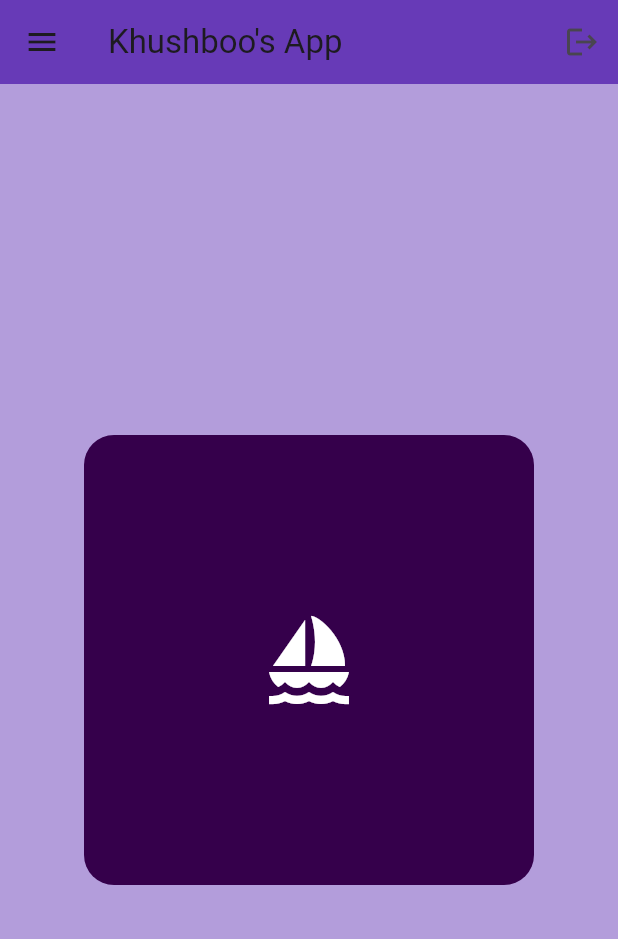
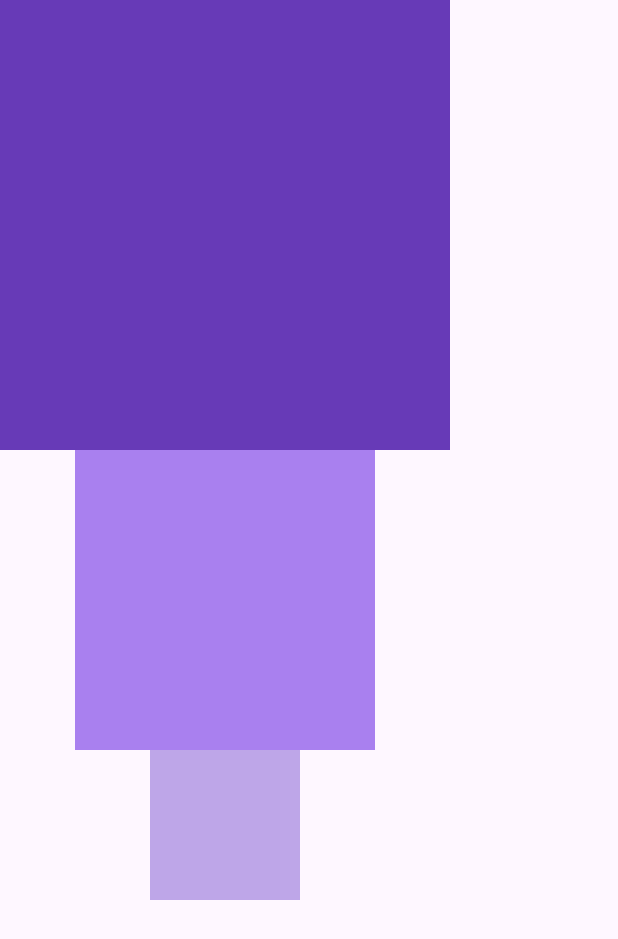
Before and after one commit to khushboojain01/flutterfly, a Flutter app: the screen it shows after launch, on a phone screen of 412 x 824 dp. Shown: the top 939 px of the screen. Run offline on Flutter 3.47's test engine with Material 3 defaults, Android fonts, the phone set to English and light mode, and no system bars.

Commit message:
Using columns and rows

```diff
--- a/lib/main.dart
+++ b/lib/main.dart
@@ -15,32 +15,28 @@
     return MaterialApp(
       debugShowCheckedModeBanner: false, // Removes the debug banner on UI
       home: Scaffold(
-        backgroundColor: Colors.deepPurple[200],
-        appBar: AppBar(
-          title: Text("Khushboo's App"),
-          backgroundColor: Colors.deepPurple,
-          elevation: 0,
-          leading:Icon(Icons.menu),
-          actions: [
-            IconButton(onPressed: () {}, icon: Icon(Icons.logout)),
-          ],
-          ) , //AppBar
-        body: Center(
-          child: Container( // Adds container
-            height: 300,
+        body: Column(
+
+          children: [
+          //1st Box
+          Container(
+            height:300,
             width: 300,
-            decoration: BoxDecoration(
-              color: Color.fromARGB(255, 53, 0, 75), // Set the color within BoxDecoration
-              borderRadius: BorderRadius.circular(20),
-            ),
-            padding: EdgeInsets.all(25),
-            child: Icon(
-              Icons.sailing,
-              color: Colors.white,
-              size : 64,
-              ),
-          )
-        )
+            color: Colors.deepPurple,
+          ),
+          //2nd Box
+          Container(
+            height: 200,
+            width: 200,
+            color: Color.fromARGB(255, 169, 128, 239),
+          ),
+          //3rd Box
+          Container(
+            height: 100,
+            width: 100,
+            color: Color.fromARGB(255, 190, 166, 232),
+          ),
+        ],)
       )
     );
   }
```
